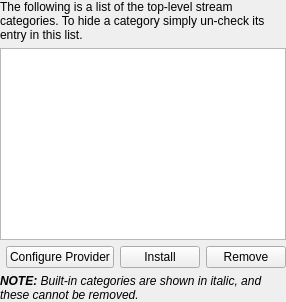
Qt form streams/streamssettings.ui (CDrummond/cantata) before a commit.
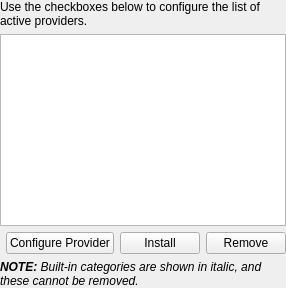
The same form after that commit.

Patch:
```diff
--- a/streams/streamssettings.ui
+++ b/streams/streamssettings.ui
@@ -9,7 +9,7 @@
    <item row="0" column="0" colspan="4">
     <widget class="QLabel" name="label">
      <property name="text">
-      <string>The following is a list of the top-level stream categories. To hide a category simply un-check its entry in this list.</string>
+      <string>Use the checkboxes below to configure the list of active providers.</string>
      </property>
      <property name="wordWrap">
       <bool>true</bool>
```
